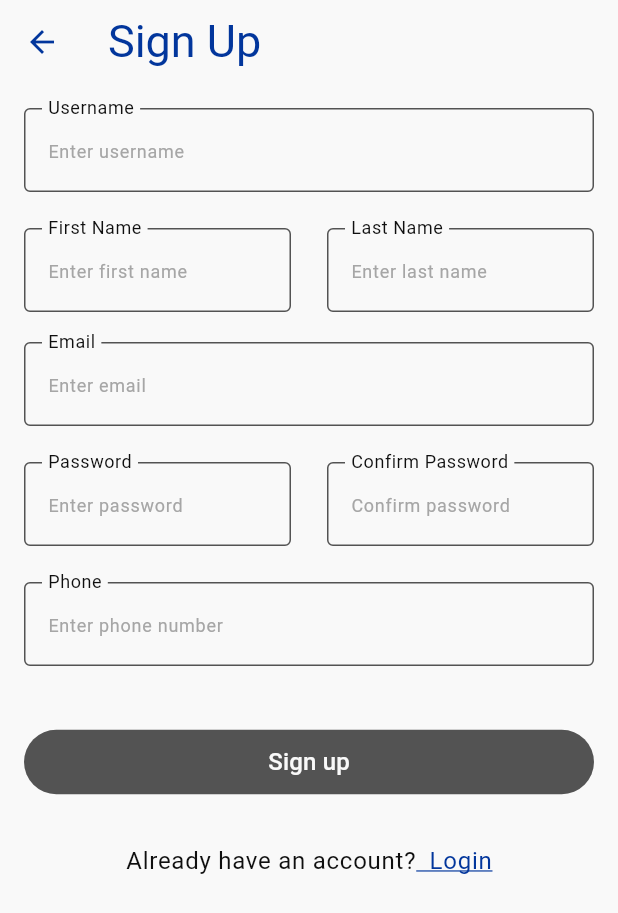
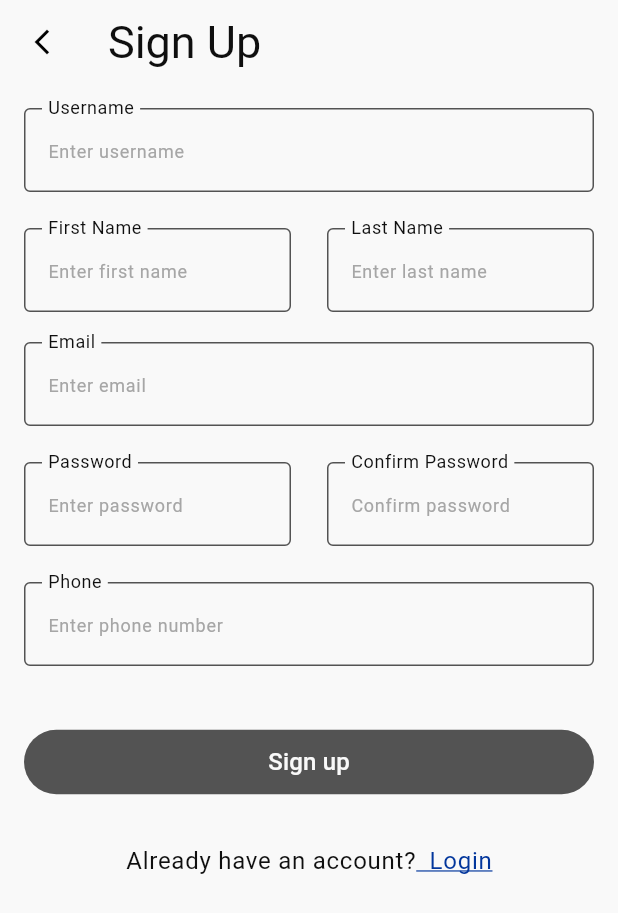
Before and after one commit to Aya921/online_exam_app, a Flutter app: the screen it shows after launch, after a tap on "Login", after a tap on "Sign up", on a phone screen of 412 x 824 dp. Shown: the top 913 px of the screen. Run offline on Flutter 3.47's test engine with Material 3 defaults, Android fonts, the phone set to English and light mode, and no system bars; our stand-ins replace device_preview, dio, flutter_bloc, flutter_secure_storage, get_it, injectable and 4 more; generated files the repository leaves out were written again.

Commit message:
feat(auth): enhance forget password flow with new use cases and UI improvements

```diff
--- a/lib/confing/di/modules/dio_module.dart
+++ b/lib/confing/di/modules/dio_module.dart
@@ -1,5 +1,6 @@
 import 'package:dio/dio.dart';
 import 'package:exam_app/confing/di/di.dart';
+
 
 import 'package:exam_app/core/constant/endPoints_constants/endpoints.dart';
 import 'package:injectable/injectable.dart';
@@ -11,6 +12,8 @@ abstract class RegisterModule {
   Dio provideDio() {
     final Dio dio = Dio();
     dio.options.baseUrl = Endpoints.apiUrl;
+
+
     dio.interceptors.add(getIt.get<PrettyDioLogger>());
     return dio;
   }
@@ -23,7 +26,4 @@ abstract class RegisterModule {
       responseHeader: true,
     );
   }
-
-  // @lazySingleton
-  // ApiServises provideApiServises(Dio dio) => ApiServises(dio);
 }
--- a/lib/core/constant/endPoints_constants/endpoints.dart
+++ b/lib/core/constant/endPoints_constants/endpoints.dart
@@ -9,4 +9,6 @@ abstract class Endpoints {
   static const String forgotPasswordEndPoint = 'forgotPassword';
   static const String verifyResetCodeEndPoint = 'verifyResetCode';
   static const String resetPasswordEndPoint = 'resetPassword';
+
+  static const String quesions = 'questions';
 }
--- a/lib/core/theme/app_theme.dart
+++ b/lib/core/theme/app_theme.dart
@@ -4,6 +4,7 @@ import 'package:flutter/material.dart';
 abstract class AppThem {
   static ThemeData getTheme(ColorScheme colorScheme) {
     return ThemeData(
+      appBarTheme: const AppBarTheme(titleTextStyle: TextStyle(fontSize: 30,color: AppColors.black)),
       colorScheme: colorScheme,
       inputDecorationTheme: InputDecorationTheme(
         floatingLabelBehavior: FloatingLabelBehavior.always,
--- a/lib/features/auth/presentation/views/screen/login_page.dart
+++ b/lib/features/auth/presentation/views/screen/login_page.dart
@@ -17,17 +17,15 @@ class LoginScreen extends StatelessWidget {
       create: (context) => viewModel,
       child: Scaffold(
         appBar: AppBar(
-          leading: const Icon(Icons.arrow_back_ios_new, color: AppColors.black),
+          leading: const Icon(Icons.arrow_back_ios_new, color: AppColors.black,size: 20,),
           title: Text(
             AppLocalizations.of(context)!.login,
-            style: Theme.of(
-              context,
-            ).textTheme.titleLarge?.copyWith(fontWeight: FontWeight.w600),
+
           ),
         ),
         body: const SafeArea(
           child: Padding(
-            padding: EdgeInsets.symmetric(horizontal: 16),
+            padding: EdgeInsets.all(16 ),
             child: LoginForm(),
           ),
         ),
--- a/lib/features/auth/presentation/views/screen/signup_page.dart
+++ b/lib/features/auth/presentation/views/screen/signup_page.dart
@@ -78,7 +78,11 @@ class _SignUpPageState extends State<SignUpPage> {
 
 
          AppBar(
-          title: Text(t.signup, style: const TextStyle(fontSize: 30)),
+          title: Text(t.signup,),
+          leading: IconButton(
+            onPressed: () => Navigator.pop(context),
+            icon: const Icon(Icons.arrow_back_ios_new, color: Colors.black,size: 20,),
+          ),
         ),
         body: Padding(
           padding: const EdgeInsets.all(16),
--- a/lib/features/auth/presentation/views/widgets/otp_vrify_widget.dart
+++ b/lib/features/auth/presentation/views/widgets/otp_vrify_widget.dart
@@ -1,3 +1,4 @@
+import 'package:exam_app/confing/di/di.dart';
 import 'package:exam_app/core/l10n/translations/app_localizations.dart';
 import 'package:exam_app/features/auth/presentation/view_model/forget_password_view_model/forget_password_cubit.dart';
 import 'package:exam_app/features/auth/presentation/view_model/forget_password_view_model/forget_password_events.dart';
@@ -6,8 +7,9 @@ import 'package:exam_app/features/auth/presentation/views/widgets/login_footer.d
 import 'package:flutter/material.dart';
 import 'package:flutter_bloc/flutter_bloc.dart';
 
+
 class OtpVrifyWidget extends StatelessWidget {
-  const OtpVrifyWidget({
+   OtpVrifyWidget({
     required this.email,
     super.key,
     required TextEditingController otpController,
@@ -17,6 +19,7 @@ class OtpVrifyWidget extends StatelessWidget {
 
   final TextEditingController _otpController;
   final ValueNotifier<bool> pinErrorNotifier;
+   final ForgetPasswordBloc forgetPasswordBloc=getIt.get<ForgetPasswordBloc>();
 
   @override
   Widget build(BuildContext context) {
```
Also changed, not shown: lib/features/auth/api/source/auth_remote_data_imp.dart (+8 -8 lines), lib/features/auth/domin/usecases/forget_password_usecase.dart (+0 -8 lines), lib/features/auth/domin/usecases/reset_password_usecase.dart (added, +15 -0 lines), lib/features/auth/domin/usecases/verfity_reset_code_usecase.dart (added, +18 -0 lines), lib/features/auth/presentation/view_model/forget_password_view_model/forget_password_cubit.dart (+20 -5 lines), lib/features/auth/presentation/views/screen/forget_password_page.dart (+4 -6 lines), lib/features/auth/presentation/views/widgets/forget_password_widget.dart (+15 -8 lines), lib/features/auth/presentation/views/widgets/reset_passowrd_widget.dart (+11 -1 lines), 1 other file.
